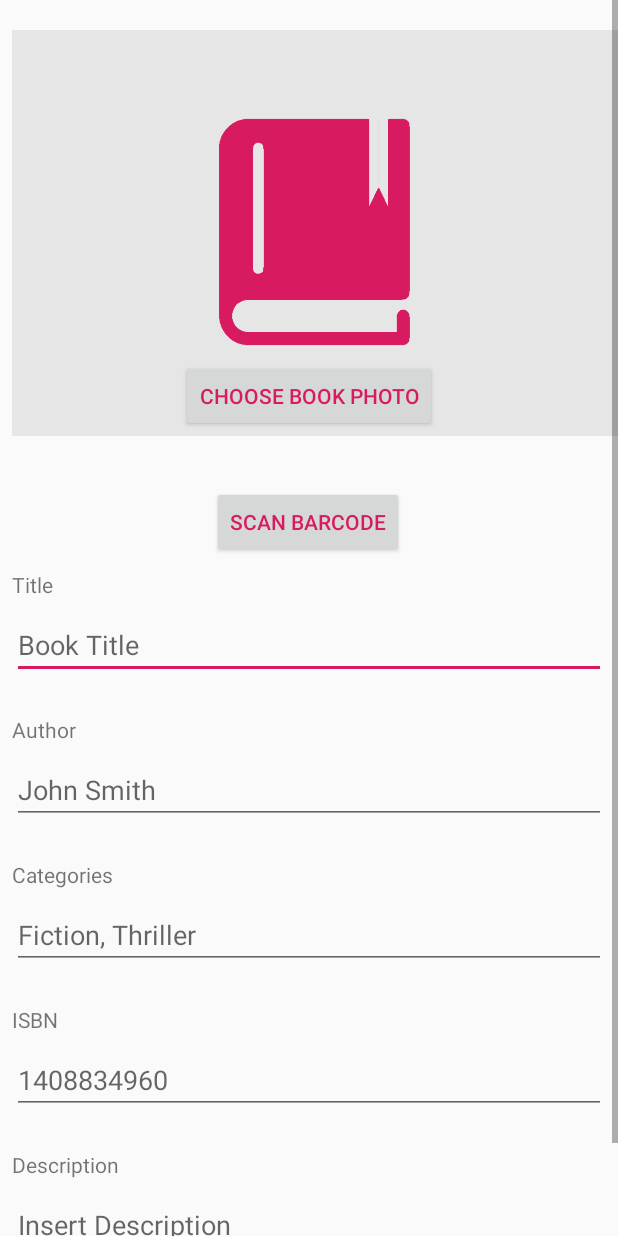
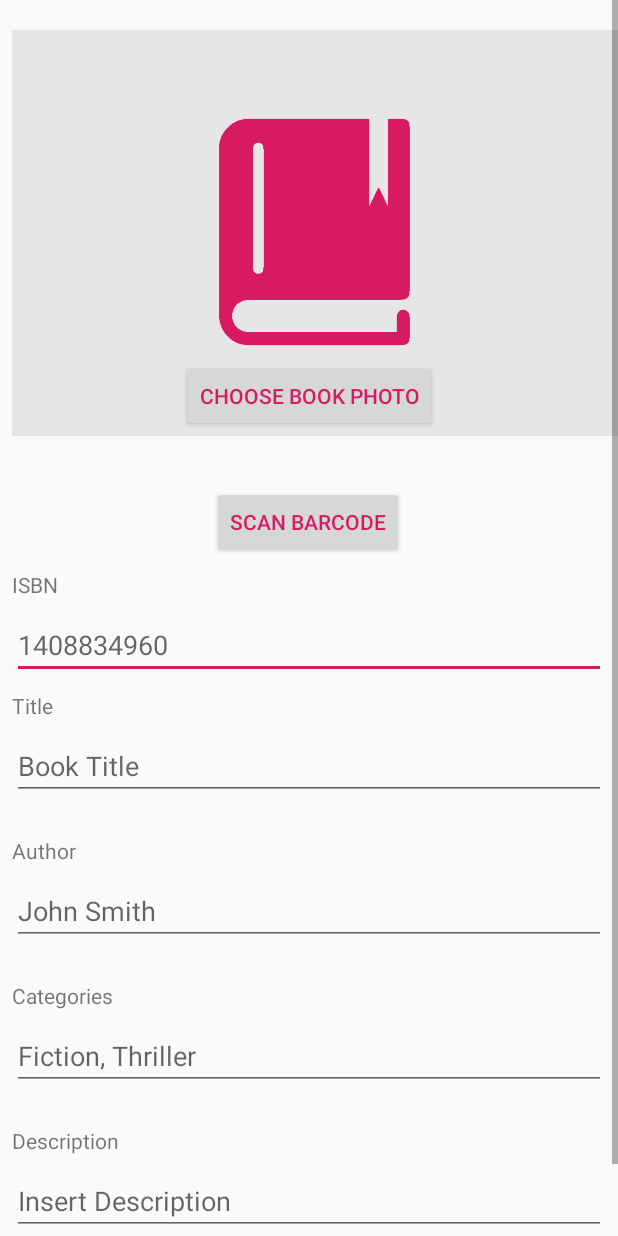
Before and after one commit to cmput301w19t06/TheUndesirableJackals, an Android app: the AddBookActivity screen opened directly, with no data from a screen before it, on a phone screen of 412 x 824 dp. Run offline under Robolectric (Android 15) with nearby library versions, the phone set to English and light mode, and no system bars; pictures from the network do not load; 1 statement that could not run was skipped.

Commit message:
Fixed add book bug when changing ISBN entry

```diff
--- a/app/src/main/java/com/cmput301/w19t06/theundesirablejackals/activities/AddBookActivity.java
+++ b/app/src/main/java/com/cmput301/w19t06/theundesirablejackals/activities/AddBookActivity.java
@@ -91,20 +91,12 @@ public class AddBookActivity extends AppCompatActivity {
                         .build();
 
         // check for any change in isbnEditText to trigger search for additional details
-        isbnEditText.addTextChangedListener(new TextWatcher() {
+        isbnEditText.setOnFocusChangeListener(new View.OnFocusChangeListener() {
             @Override
-            public void beforeTextChanged(CharSequence charSequence, int i, int i1, int i2) {
-                // TODO Auto-generated method stub
-            }
-
-            @Override
-            public void onTextChanged(CharSequence charSequence, int i, int i1, int i2) {
-                // TODO Auto-generated method stub
-            }
-
-            @Override
-            public void afterTextChanged(Editable editable) {
-                searchISBN();
+            public void onFocusChange(View view, boolean b) {
+                if(!b) {
+                    searchISBN();
+                }
             }
         });
 //        tabLayout = (TabLayout) findViewById(R.id.addbooktablayout_id);
--- a/app/src/main/java/com/cmput301/w19t06/theundesirablejackals/activities/MainHomeViewActivity.java
+++ b/app/src/main/java/com/cmput301/w19t06/theundesirablejackals/activities/MainHomeViewActivity.java
@@ -315,9 +315,6 @@ public class MainHomeViewActivity extends AppCompatActivity {
                                     }
                                 });
                             }
-
-
-
                         }
                     });
 //                    try {
--- a/app/src/main/res/layout/activity_add_book.xml
+++ b/app/src/main/res/layout/activity_add_book.xml
@@ -39,7 +39,7 @@
             app:layout_constraintEnd_toEndOf="parent"
             app:layout_constraintHorizontal_bias="1.0"
             app:layout_constraintStart_toStartOf="parent"
-            app:layout_constraintTop_toBottomOf="@+id/buttonAddBookScanISBN" />
+            app:layout_constraintTop_toBottomOf="@+id/editTextAddBookBookISBN" />
 
         <EditText
             android:id="@+id/editTextAddBookBookAuthor"
@@ -91,13 +91,13 @@
             android:layout_width="0dp"
             android:layout_height="wrap_content"
             android:layout_marginStart="8dp"
-            android:layout_marginTop="24dp"
+            android:layout_marginTop="8dp"
             android:layout_marginEnd="8dp"
             android:text="ISBN"
             app:layout_constraintEnd_toEndOf="parent"
             app:layout_constraintHorizontal_bias="0.0"
             app:layout_constraintStart_toStartOf="parent"
-            app:layout_constraintTop_toBottomOf="@+id/editTextAddBookBookCategories" />
+            app:layout_constraintTop_toBottomOf="@+id/buttonAddBookScanISBN" />
 
         <TextView
             android:id="@+id/textViewAddBookAuthor"
@@ -124,7 +124,7 @@
             app:layout_constraintEnd_toEndOf="parent"
             app:layout_constraintHorizontal_bias="0.0"
             app:layout_constraintStart_toStartOf="parent"
-            app:layout_constraintTop_toBottomOf="@id/editTextAddBookBookISBN" />
+            app:layout_constraintTop_toBottomOf="@+id/editTextAddBookBookCategories" />
 
         <EditText
             android:id="@+id/editTextAddBookBookDescription"
@@ -149,7 +149,6 @@
             android:layout_marginStart="8dp"
             android:layout_marginTop="8dp"
             android:layout_marginEnd="8dp"
-            android:autoSizeTextType="uniform"
             android:ems="10"
             android:hint="1408834960"
             android:inputType="textCapSentences|textMultiLine"
--- a/app/src/main/res/menu/additional_menu.xml
+++ b/app/src/main/res/menu/additional_menu.xml
@@ -20,11 +20,11 @@
             android:title="Messages" />
         <item
             android:id="@+id/itemMenuBorrowRequests"
-            android:icon="@drawable/ic_request_made_grey_24dp"
+            android:icon="@drawable/ic_borrow_book"
             android:title="Borrow Requests" />
         <item
             android:id="@+id/itemMenuLendRequests"
-            android:icon="@drawable/ic_request_received_grey_24dp"
+            android:icon="@drawable/ic_lend_book"
             android:title="Lend Requests" />
         <item
             android:id="@+id/itemMenuFriends"
```
Also changed, not shown: app/src/main/java/com/cmput301/w19t06/theundesirablejackals/activities/ViewOwnedBookActivity.java (+18 -2 lines), app/src/main/res/drawable/ic_borrow_book.xml (added, +9 -0 lines), app/src/main/res/drawable/ic_lend_book.xml (added, +9 -0 lines).
